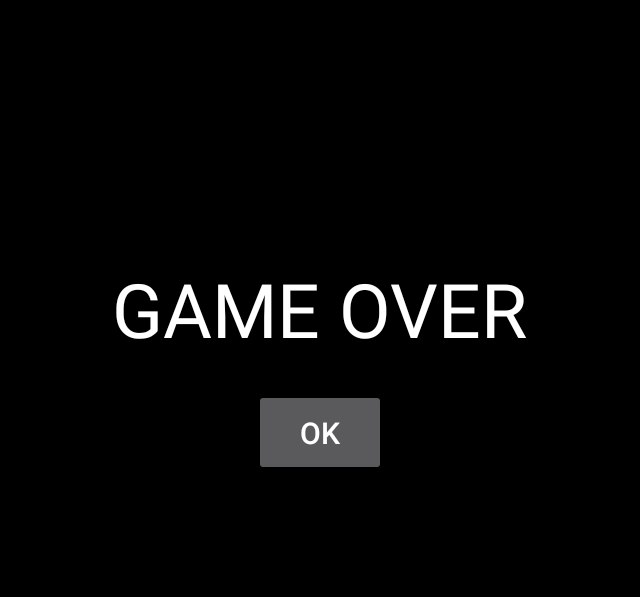
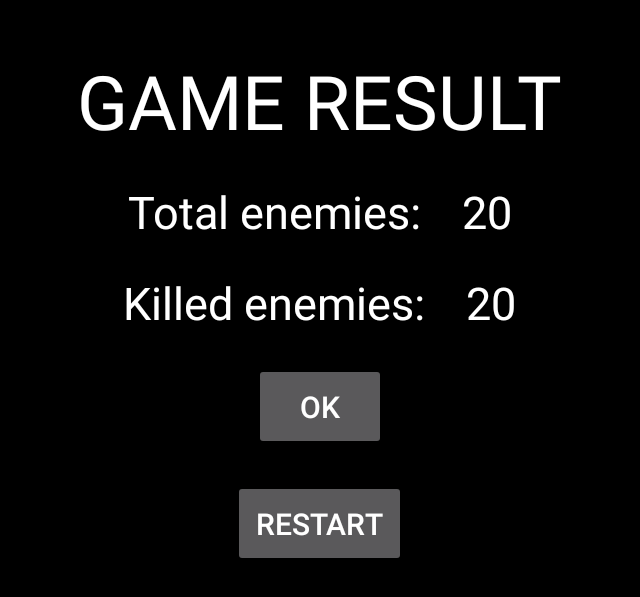
Before and after one commit to albka1986/game_ninja, an Android app: the ResultGameActivity screen opened directly, with no data from a screen before it, on a phone screen of 824 x 412 dp (held sideways). Shown: the top 597 px of the screen, without its empty margins (298-938 px from the left). Run offline under Robolectric (Android 15) with nearby library versions, the phone set to English and light mode, and no system bars.

Commit message:
some view updates;

```diff
--- a/app/src/main/java/com/ponomarenko/shootingRange/Bullet.java
+++ b/app/src/main/java/com/ponomarenko/shootingRange/Bullet.java
@@ -19,7 +19,7 @@ public class Bullet {
     private Bitmap bulletImage;
 
     //speed by X
-    private  int mSpeed = 60;
+    private  int mSpeed = 50;
 
     private double angle;
 
--- a/app/src/main/java/com/ponomarenko/shootingRange/GameView.java
+++ b/app/src/main/java/com/ponomarenko/shootingRange/GameView.java
@@ -29,7 +29,7 @@ class GameView extends SurfaceView implements Runnable {
     private static final long DELAY_TIME = 2500;
     private SoundPool sounds;
     private int sExplosion;
-    private static final int ENEMY_AMOUNT = 50;
+    private static final int ENEMY_AMOUNT = 20;
     private GameThread mThread;
     private boolean running = false;
     private List<Bullet> bulletList = new ArrayList<>();
@@ -214,12 +214,9 @@ class GameView extends SurfaceView implements Runnable {
                     bullets.remove();
 
                     if (enemies.size() == 0) {
-
-                        //TODO: uncommit after testing shooting directions
-                       /* Message msg = new Message();
+                        Message msg = new Message();
                         msg.what = DELAY_INTENT;
-                        splashHandler.sendMessageDelayed(msg, DELAY_TIME);*/
-
+                        splashHandler.sendMessageDelayed(msg, DELAY_TIME);
                     }
 
                 }
--- a/app/src/main/java/com/ponomarenko/shootingRange/MainActivity.java
+++ b/app/src/main/java/com/ponomarenko/shootingRange/MainActivity.java
@@ -12,4 +12,9 @@ public class MainActivity extends AppCompatActivity {
         getWindow().addFlags(WindowManager.LayoutParams.FLAG_FULLSCREEN);
         setContentView(new GameView(this));
     }
+
+    @Override
+    public void onBackPressed() {
+        finish();
+    }
 }
--- a/app/src/main/java/com/ponomarenko/shootingRange/ResultGameActivity.java
+++ b/app/src/main/java/com/ponomarenko/shootingRange/ResultGameActivity.java
@@ -8,23 +8,46 @@ import android.view.View;
 import android.widget.Button;
 
 
-public class ResultGameActivity extends AppCompatActivity {
+public class ResultGameActivity extends AppCompatActivity implements View.OnClickListener {
 
     @Override
     protected void onCreate(@Nullable Bundle savedInstanceState) {
         super.onCreate(savedInstanceState);
         setContentView(R.layout.activity_result_game);
 
-        Button button = (Button) findViewById(R.id.okBtn);
-        button.setOnClickListener(new View.OnClickListener() {
-            @Override
-            public void onClick(View view) {
-                Intent intent = new Intent(ResultGameActivity.this, StartActivity.class);
-                intent.setFlags(Intent.FLAG_ACTIVITY_CLEAR_TOP);
-                startActivity(intent);
-            }
-        });
+        Button okBtn = (Button) findViewById(R.id.okBtn);
+        okBtn.setOnClickListener(this);
+
+        Button resetBtn = (Button) findViewById(R.id.restartBtn);
+        resetBtn.setOnClickListener(this);
     }
 
 
+    @Override
+    public void onClick(View v) {
+
+        switch (v.getId()) {
+            case R.id.okBtn:
+                Intent runStartActivity = new Intent(ResultGameActivity.this, StartActivity.class);
+                runStartActivity.setFlags(Intent.FLAG_ACTIVITY_CLEAR_TOP);
+                startActivity(runStartActivity);
+                break;
+
+            case R.id.restartBtn:
+                Intent intent = new Intent();
+                intent.setClass(this, MainActivity.class);
+                startActivity(intent);
+                break;
+
+        }
+
+
+    }
+
+    @Override
+    public void onBackPressed() {
+        Intent runStartActivity = new Intent(ResultGameActivity.this, StartActivity.class);
+        runStartActivity.setFlags(Intent.FLAG_ACTIVITY_CLEAR_TOP);
+        startActivity(runStartActivity);
+    }
 }
--- a/app/src/main/res/layout/activity_result_game.xml
+++ b/app/src/main/res/layout/activity_result_game.xml
@@ -1,33 +1,93 @@
 <?xml version="1.0" encoding="utf-8"?>
-<RelativeLayout xmlns:android="http://schemas.android.com/apk/res/android"
+<LinearLayout xmlns:android="http://schemas.android.com/apk/res/android"
     android:layout_width="match_parent"
     android:layout_height="match_parent"
-    android:background="#000">
+    android:background="#000"
+    android:gravity="center"
+    android:orientation="vertical">
 
 
     <TextView
-        android:id="@+id/text_view"
+        android:id="@+id/game_result_TV"
         android:layout_width="wrap_content"
         android:layout_height="wrap_content"
-        android:layout_centerInParent="true"
-        android:text="GAME OVER"
+        android:text="GAME RESULT"
         android:textColor="#ffffff"
         android:textSize="50sp" />
+
+
+    <LinearLayout
+        android:layout_width="wrap_content"
+        android:layout_height="wrap_content"
+        android:layout_below="@id/game_result_TV"
+        android:layout_centerHorizontal="true"
+        android:layout_marginTop="20dp"
+        android:orientation="horizontal">
+
+        <TextView
+            android:layout_width="wrap_content"
+            android:layout_height="wrap_content"
+            android:layout_marginRight="20dp"
+            android:text="Total enemies: "
+            android:textColor="#ffffff"
+            android:textSize="30sp" />
+
+        <TextView
+            android:id="@+id/total_enemies"
+            android:layout_width="wrap_content"
+            android:layout_height="wrap_content"
+            android:text="20"
+            android:textColor="#ffffff"
+            android:textSize="30sp" />
+    </LinearLayout>
+
+    <LinearLayout
+        android:layout_width="wrap_content"
+        android:layout_height="wrap_content"
+        android:layout_below="@id/game_result_TV"
+        android:layout_centerHorizontal="true"
+        android:layout_marginTop="20dp"
+        android:orientation="horizontal">
+
+        <TextView
+            android:layout_width="wrap_content"
+            android:layout_height="wrap_content"
+            android:layout_marginRight="20dp"
+            android:text="Killed enemies: "
+            android:textColor="#ffffff"
+            android:textSize="30sp" />
+
+        <TextView
+            android:id="@+id/killed_enemies_tv"
+            android:layout_width="wrap_content"
+            android:layout_height="wrap_content"
+            android:text="20"
+            android:textColor="#ffffff"
+            android:textSize="30sp" />
+    </LinearLayout>
 
 
     <Button
         android:id="@+id/okBtn"
         android:layout_width="wrap_content"
         android:layout_height="wrap_content"
-        android:layout_below="@id/text_view"
+        android:layout_alignParentBottom="true"
         android:layout_centerHorizontal="true"
         android:layout_marginTop="20dp"
         android:padding="15dp"
         android:text="OK"
-        android:textSize="20sp"
+        android:textSize="20sp" />
+
+    <Button
+        android:id="@+id/restartBtn"
+        android:layout_width="wrap_content"
+        android:layout_height="wrap_content"
+        android:layout_alignParentBottom="true"
+        android:layout_centerHorizontal="true"
+        android:layout_marginTop="20dp"
+        android:padding="15dp"
+        android:text="Restart"
+        android:textSize="20sp" />
 
 
-        />
-
-
-</RelativeLayout>
+</LinearLayout>
```
